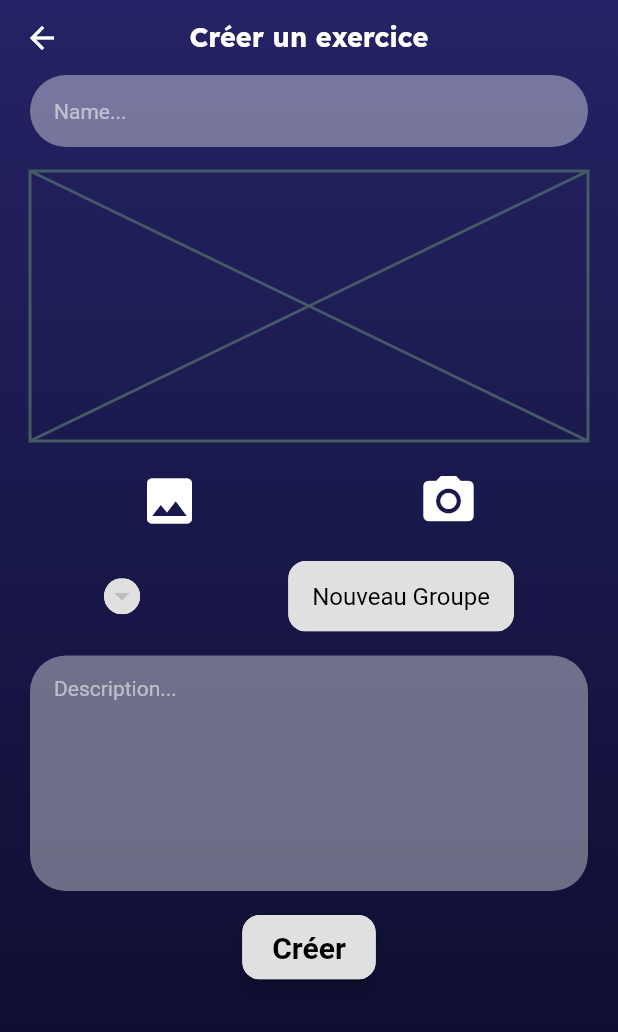
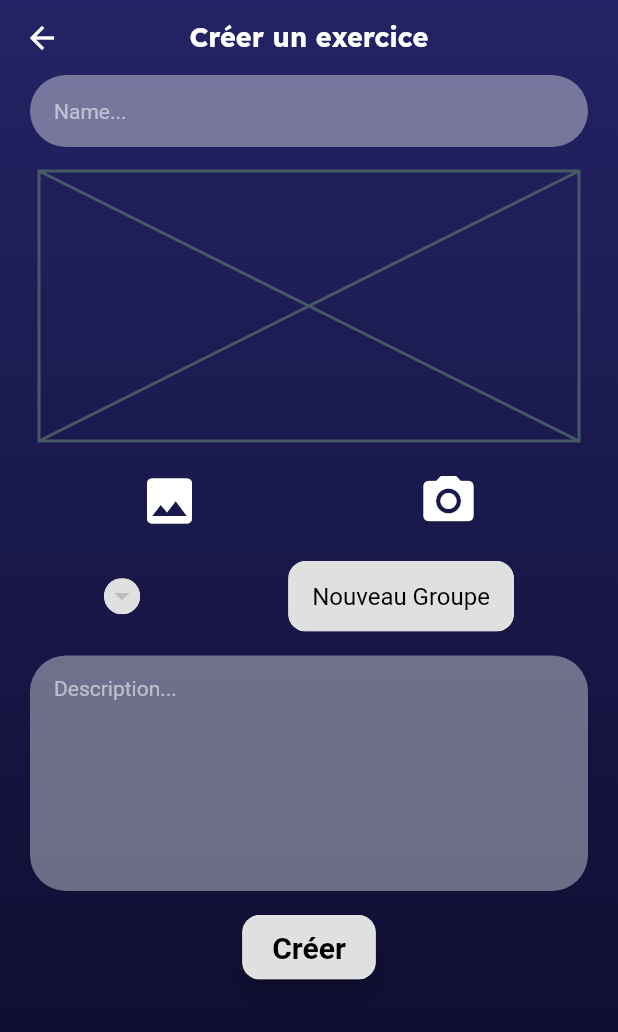
Before and after one commit to TimotheeBarry/myworkout, a Flutter app: the CreateExerciseView screen opened directly, on a phone screen of 412 x 824 dp. Shown: the top 1032 px of the screen. Run offline on Flutter 3.47's test engine with Material 2 defaults, Android fonts, the phone set to English and light mode, and no system bars; our stand-ins replace charts_flutter, diacritic, flutter_bloc, font_awesome_flutter, google_fonts, sqflite and 2 more; missing offline and left inert: flutter_reorderable_list, time_machine; accounts and stored records are empty.

Commit message:
fix: one widget for exercise image with a size parameter

```diff
--- a/lib/exercises/util/exercise_image.dart
+++ b/lib/exercises/util/exercise_image.dart
@@ -2,34 +2,37 @@ import 'package:flutter/material.dart';
 import 'package:intl/intl.dart';
 
 class ExerciseImage extends StatelessWidget {
-  const ExerciseImage({Key? key, this.imageId}) : super(key: key);
+  const ExerciseImage({Key? key, this.imageId, this.size = 60})
+      : super(key: key);
   final int? imageId;
+  final double size;
 
   @override
   Widget build(BuildContext context) {
     if (imageId == null) {
-      return const SizedBox(
-        width: 120,
-        child: Placeholder(),
+      return SizedBox(
+        width: 2 * size,
+        height:size,
+        child: const Placeholder(),
       );
     }
     var id = NumberFormat("0000").format(imageId);
 
     return ClipRRect(
-      borderRadius: BorderRadius.circular(4),
+      borderRadius: BorderRadius.circular(4 * size / 60),
       child: Row(
         mainAxisSize: MainAxisSize.min,
         children: [
           Image.asset(
             'assets/images/png/$id-relaxation.png',
-            height: 60,
-            width: 60,
+            height: size,
+            width: size,
             fit: BoxFit.cover,
           ),
           Image.asset(
             'assets/images/png/$id-tension.png',
-            height: 60,
-            width: 60,
+            height: size,
+            width: size,
             fit: BoxFit.cover,
           ),
         ],
--- a/lib/exercises/util/exercise_image_big.dart
+++ /dev/null
@@ -1,39 +0,0 @@
-import 'package:flutter/material.dart';
-import 'package:intl/intl.dart';
-import '../../core/theme/styles.dart' as styles;
-
-class ExerciseImageBig extends StatelessWidget {
-  const ExerciseImageBig({Key? key, this.imageId}) : super(key: key);
-  final int? imageId;
-  @override
-  Widget build(BuildContext context) {
-    if (imageId == null) {
-      return const Placeholder(
-        fallbackHeight: 180,
-      );
-    }
-    final formatter = NumberFormat("0000");
-    var id = formatter.format(imageId);
-
-    return ClipRRect(
-      borderRadius: styles.frame.borderRadius,
-      child: Row(
-        mainAxisSize: MainAxisSize.min,
-        children: [
-          Image.asset(
-            'assets/images/png/$id-relaxation.png',
-            height: 180,
-            width: 180,
-            fit: BoxFit.cover,
-          ),
-          Image.asset(
-            'assets/images/png/$id-tension.png',
-            height: 180,
-            width: 180,
-            fit: BoxFit.cover,
-          ),
-        ],
-      ),
-    );
-  }
-}
--- a/lib/exercises/view/create_exercise_view.dart
+++ b/lib/exercises/view/create_exercise_view.dart
@@ -6,7 +6,7 @@ import 'package:myworkout/core/util/input_field.dart';
 import 'package:myworkout/exercises/model/dao/exercises_dao.dart';
 import 'package:myworkout/exercises/model/entity/exercise.dart';
 import 'package:myworkout/exercises/model/entity/exercise_group.dart';
-import 'package:myworkout/exercises/util/exercise_image_big.dart';
+import 'package:myworkout/exercises/util/exercise_image.dart';
 import '../../core/theme/styles.dart' as styles;
 
 class CreateExerciseView extends StatefulWidget {
@@ -207,7 +207,10 @@ class _CreateExerciseViewState extends State<CreateExerciseView> {
                 styles.form.mediumVoidSpace,
                 Hero(
                   tag: widget.exercise?.imageId ?? 0,
-                  child: ExerciseImageBig(imageId: widget.exercise?.imageId),
+                  child: ExerciseImage(
+                    imageId: widget.exercise?.imageId,
+                    size: 180,
+                  ),
                 ),
                 styles.form.mediumVoidSpace,
                 buildImageIcons(),
--- a/lib/exercises/view/exercise_description_view.dart
+++ b/lib/exercises/view/exercise_description_view.dart
@@ -4,7 +4,7 @@ import 'package:myworkout/core/util/custom_app_bar.dart';
 import 'package:myworkout/exercises/model/dao/exercises_dao.dart';
 import 'package:myworkout/exercises/model/entity/exercise.dart';
 import 'package:myworkout/exercises/model/entity/exercise_group.dart';
-import 'package:myworkout/exercises/util/exercise_image_big.dart';
+import 'package:myworkout/exercises/util/exercise_image.dart';
 import 'package:myworkout/exercises/view/create_exercise_view.dart';
 import '../../core/theme/styles.dart' as styles;
 
@@ -150,7 +150,7 @@ class _ExerciseDescriptionViewState extends State<ExerciseDescriptionView> {
             children: [
               Hero(
                 tag: exercise.imageId ?? 0,
-                child: ExerciseImageBig(imageId: exercise.imageId),
+                child: ExerciseImage(imageId: exercise.imageId, size: 180),
               ),
               styles.form.mediumVoidSpace,
               buildTitle(),
--- a/lib/workouts/view/workout_during_set_view.dart
+++ b/lib/workouts/view/workout_during_set_view.dart
@@ -1,6 +1,6 @@
 import 'package:flutter/material.dart';
 import 'package:myworkout/exercises/model/entity/exercise.dart';
-import 'package:myworkout/exercises/util/exercise_image_big.dart';
+import 'package:myworkout/exercises/util/exercise_image.dart';
 import 'package:myworkout/workouts/model/entity/exercise_set.dart';
 import '../../core/theme/styles.dart' as styles;
 
@@ -43,7 +43,10 @@ class _WorkoutDuringSetViewState extends State<WorkoutDuringSetView> {
     return Center(
       child: Column(
         children: [
-          ExerciseImageBig(imageId: widget.exercise.imageId),
+          ExerciseImage(
+            imageId: widget.exercise.imageId,
+            size: 180,
+          ),
           buildPerformanceGoalFrame(),
         ],
       ),
```
